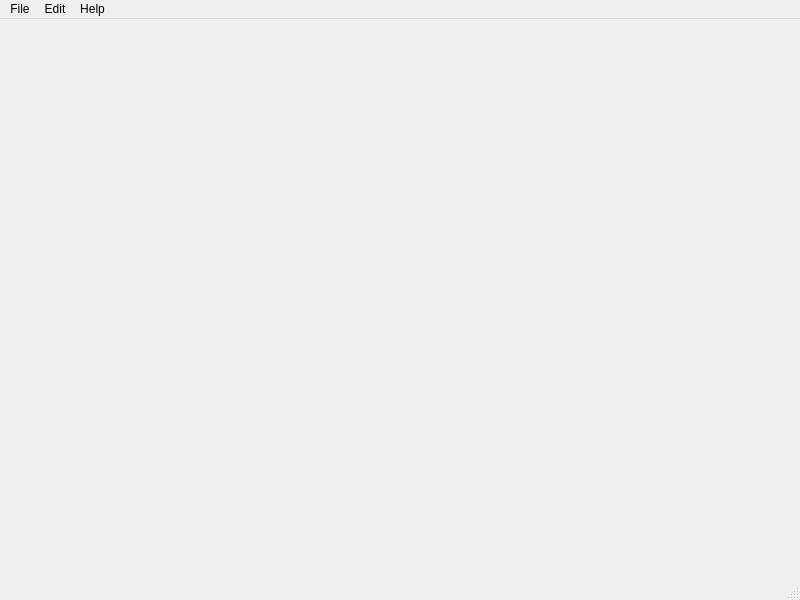
Old version of the form python-gui/main.ui in the repository harvimt/Cards-Against-Sanity.
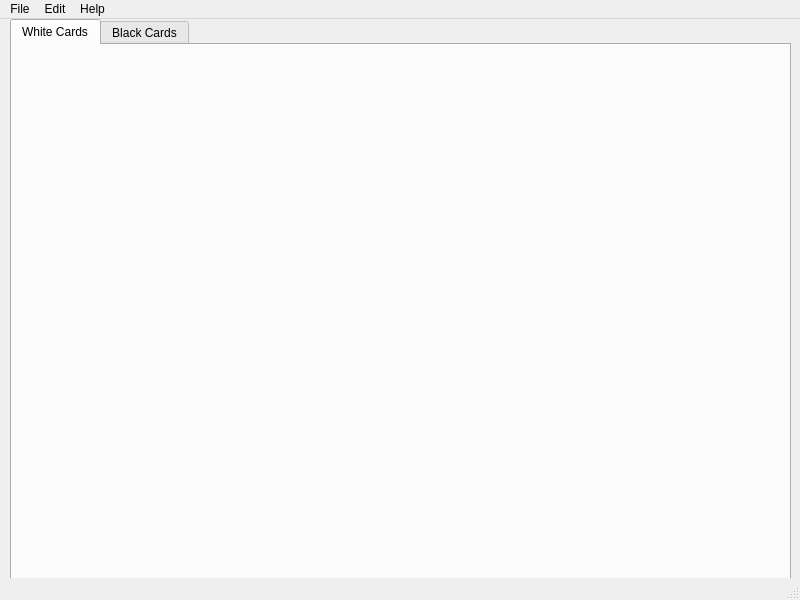
New version of the form.

Commit message: added tab box

```diff
--- a/python-gui/main.ui
+++ b/python-gui/main.ui
@@ -13,7 +13,31 @@
   <property name="windowTitle">
    <string>MainWindow</string>
   </property>
-  <widget class="QWidget" name="centralwidget"/>
+  <widget class="QWidget" name="centralwidget">
+   <widget class="QTabWidget" name="tabWidget">
+    <property name="geometry">
+     <rect>
+      <x>10</x>
+      <y>0</y>
+      <width>781</width>
+      <height>561</height>
+     </rect>
+    </property>
+    <property name="currentIndex">
+     <number>0</number>
+    </property>
+    <widget class="QWidget" name="whiteTab">
+     <attribute name="title">
+      <string>White Cards</string>
+     </attribute>
+    </widget>
+    <widget class="QWidget" name="blackTab">
+     <attribute name="title">
+      <string>Black Cards</string>
+     </attribute>
+    </widget>
+   </widget>
+  </widget>
   <widget class="QMenuBar" name="menubar">
    <property name="geometry">
     <rect>
```
